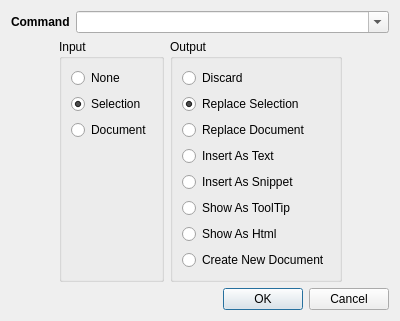
Old version of the form src/prymatex/gui/ui_files/filterthroughcommand.ui in the repository prymatex/prymatex.
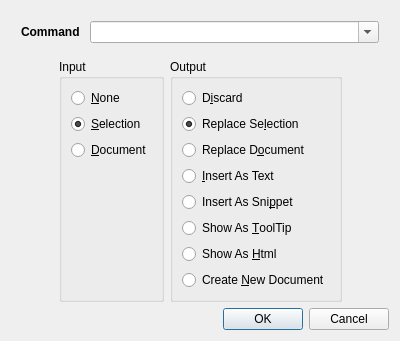
New version of the form. Icons and pictures are not drawn.

Commit message: Filter through commands, more...

Patch:
```diff
--- a/src/prymatex/gui/ui_files/filterthroughcommand.ui
+++ b/src/prymatex/gui/ui_files/filterthroughcommand.ui
@@ -7,7 +7,7 @@
     <x>0</x>
     <y>0</y>
     <width>400</width>
-    <height>307</height>
+    <height>325</height>
    </rect>
   </property>
   <property name="windowTitle">
@@ -19,7 +19,13 @@
   </property>
   <layout class="QVBoxLayout" name="verticalLayout_3">
    <item>
-    <layout class="QHBoxLayout" name="horizontalLayout">
+    <layout class="QHBoxLayout" name="horizontalLayout" stretch="0,0">
+     <property name="spacing">
+      <number>10</number>
+     </property>
+     <property name="margin">
+      <number>10</number>
+     </property>
      <item>
       <widget class="QLabel" name="label">
        <property name="sizePolicy">
@@ -78,14 +84,14 @@
         <item>
          <widget class="QRadioButton" name="radioInputNone">
           <property name="text">
-           <string>None</string>
+           <string>&amp;None</string>
           </property>
          </widget>
         </item>
         <item>
          <widget class="QRadioButton" name="radioInputSelection">
           <property name="text">
-           <string>Selection</string>
+           <string>&amp;Selection</string>
           </property>
           <property name="checked">
            <bool>true</bool>
@@ -95,7 +101,7 @@
         <item>
          <widget class="QRadioButton" name="radioInputDocument">
           <property name="text">
-           <string>Document</string>
+           <string>&amp;Document</string>
           </property>
          </widget>
         </item>
@@ -124,14 +130,14 @@
         <item>
          <widget class="QRadioButton" name="radioOutputDiscard">
           <property name="text">
-           <string>Discard</string>
+           <string>D&amp;iscard</string>
           </property>
          </widget>
         </item>
         <item>
          <widget class="QRadioButton" name="radioOutputSelection">
           <property name="text">
-           <string>Replace Selection</string>
+           <string>Replace Se&amp;lection</string>
           </property>
           <property name="checked">
            <bool>true</bool>
@@ -141,42 +147,42 @@
         <item>
          <widget class="QRadioButton" name="radioOutputDocument">
           <property name="text">
-           <string>Replace Document</string>
+           <string>Replace D&amp;ocument</string>
           </property>
          </widget>
         </item>
         <item>
          <widget class="QRadioButton" name="radioOutputInsertText">
           <property name="text">
-           <string>Insert As Text</string>
+           <string>&amp;Insert As Text</string>
           </property>
          </widget>
         </item>
         <item>
          <widget class="QRadioButton" name="radioOutputInsertSnippet">
           <property name="text">
-           <string>Insert As Snippet</string>
+           <string>Insert As Sni&amp;ppet</string>
           </property>
          </widget>
         </item>
         <item>
          <widget class="QRadioButton" name="radioOutputShowToolTip">
           <property name="text">
-           <string>Show As ToolTip</string>
+           <string>Show As &amp;ToolTip</string>
           </property>
          </widget>
         </item>
         <item>
          <widget class="QRadioButton" name="radioOutputShowAsHTML">
           <property name="text">
-           <string>Show As Html</string>
+           <string>Show As &amp;Html</string>
           </property>
          </widget>
         </item>
         <item>
          <widget class="QRadioButton" name="radioOutputCreateNewDocument">
           <property name="text">
-           <string>Create New Document</string>
+           <string>Create &amp;New Document</string>
           </property>
          </widget>
         </item>
```
Left out of the diff: 3 changed lines with no effect on the pictures. The commit also changes 2 other files.
